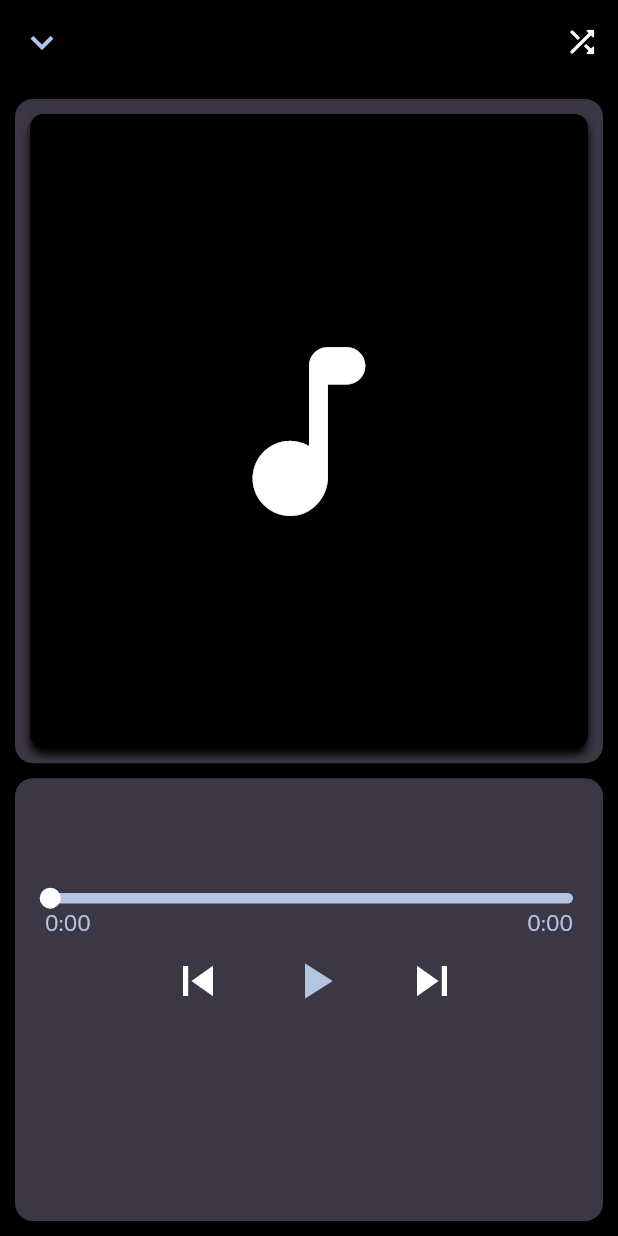
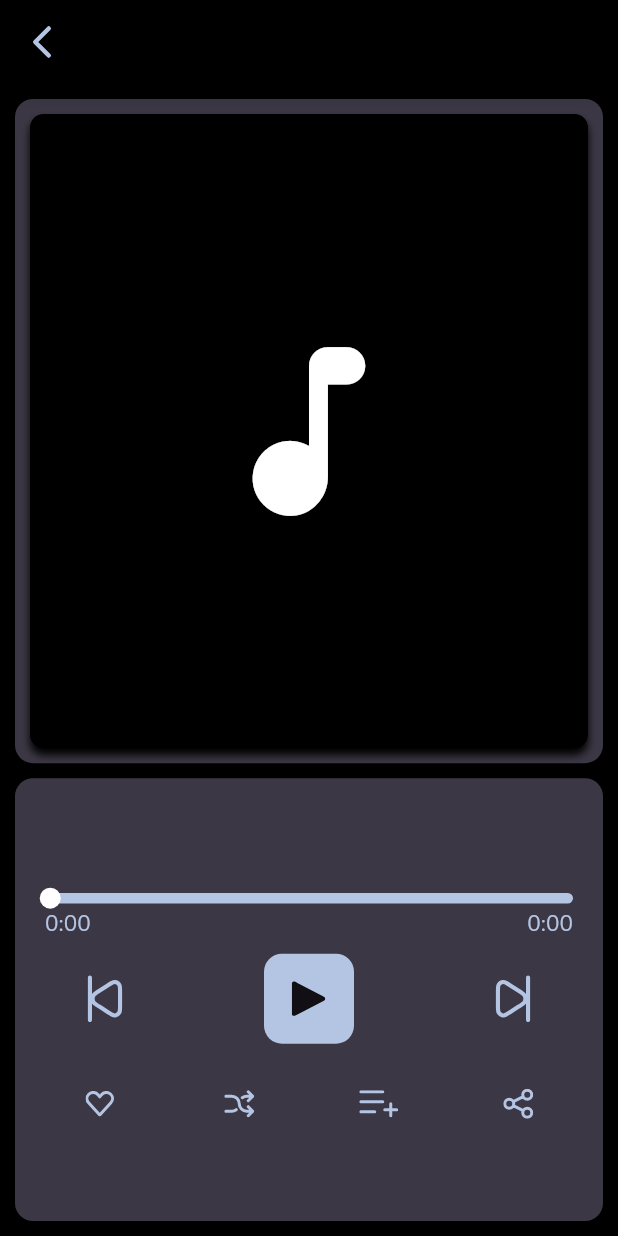
Before and after one commit to MuhammedShabeel001/BeatFusion, a Flutter app: the PlayingScreen screen opened directly, on a phone screen of 412 x 824 dp. Run offline on Flutter 3.47's test engine with Material 2 defaults, Android fonts, the light colour scheme and no system bars; drawn by our look-alikes of audio_video_progress_bar, on_audio_query; our stand-ins replace flutter_svg, just_audio, marquee, rxdart.

Commit message:
playingScreen

```diff
--- a/lib/widgets/playing.dart
+++ b/lib/screens/playing.dart
@@ -4,6 +4,7 @@ import 'package:beatfusion/common/theme.dart';
 import 'package:beatfusion/functions/control_functions.dart';
 import 'package:beatfusion/screens/home_page.dart';
 import 'package:flutter/material.dart';
+import 'package:flutter_svg/flutter_svg.dart';
 import 'package:just_audio/just_audio.dart';
 import 'package:on_audio_query/on_audio_query.dart';
 import 'package:rxdart/rxdart.dart';
@@ -26,6 +27,8 @@ class _PlayingScreenState extends State<PlayingScreen> {
           (position, duration) => DurationState(
               position: position, total: duration ?? Duration.zero));
 
+
+
   @override
   Widget build(BuildContext context) {
     return Scaffold(
@@ -38,65 +41,11 @@ class _PlayingScreenState extends State<PlayingScreen> {
                 setState(() {
                   isMusicPlayerTapped =
                       !isMusicPlayerTapped;
-                 Navigator.pushReplacement(
-                  context, MaterialPageRoute(
-                    builder: (context) => const ScreenHome(),));
+                 Navigator.pushAndRemoveUntil(context, MaterialPageRoute(builder:(context) => ScreenHome(),), (route) => false);
                 });
               },
-              icon: Icon(
-                Icons.expand_more_outlined,
-                size: 30,
-                color: MyTheme().iconColor,
-              ),),
-        actions: [
-          IconButton(
-            splashColor: Colors.transparent,
-            highlightColor: Colors.transparent,
-          onPressed: () async {
-            setState(() {
-              isShuffle = !isShuffle;
-              ScaffoldMessenger.of(context)
-                  .showSnackBar(
-                SnackBar(
-                  content: Text(
-                    isShuffle
-                        ? 'Shuffle On'
-                        : 'Shuffle Off',
-                    textAlign: TextAlign.center,
-                    style: const TextStyle(
-                        fontSize: 14.0),
-                  ),
-                  behavior:
-                      SnackBarBehavior.floating,
-                  margin: const EdgeInsets.only(
-                      bottom: 80,
-                      left: 30,
-                      right: 30),
-                  duration: const Duration(
-                      milliseconds: 600),
-                  backgroundColor:
-                      const Color.fromARGB(
-                          131, 64, 66, 88),
-                  elevation: 0,
-                  shape:
-                      const RoundedRectangleBorder(
-                          borderRadius:
-                              BorderRadius.all(
-                                  Radius.circular(
-                                      20.0))),
-                ),
-              );
-            });
-            await _player
-                .setShuffleModeEnabled(isShuffle);
-          },
-          icon: Icon(
-            Icons.shuffle_rounded,
-            color: isShuffle
-                ? const Color.fromRGBO(48, 102, 190, 1)
-                : const Color.fromARGB(255, 255, 255, 255)
-          ))
-        ],
+              icon: SvgPicture.asset('assets/pics/back.svg'),),
+
       ),
 
       body: Container(
@@ -211,20 +160,28 @@ class _PlayingScreenState extends State<PlayingScreen> {
                             },
                           ),
                           ),
+                          SizedBox(height: 10,),
                           Row(
-                            mainAxisAlignment: MainAxisAlignment.center,
+
+                            mainAxisAlignment: MainAxisAlignment.spaceEvenly,
                             crossAxisAlignment: CrossAxisAlignment.center,
                             children: [
                               IconButton(
                                   onPressed: () async {
                                     await _player.seekToPrevious();
                                   },
-                                  icon: const Icon(Icons.skip_previous,
-                                      size: 40, color: Colors.white)),
+                                  icon: SvgPicture.asset('assets/pics/prev.svg')),
                               const SizedBox(
                                 width: 30,
                               ),
-                              isPlaying
+                              Container(
+                                height: 60,
+                                width: 60,
+                                decoration: BoxDecoration(
+                                  borderRadius: BorderRadius.circular(12),
+                                  color: MyTheme().tertiaryColor
+                                ),
+                                child: isPlaying
                                     ? IconButton(
                                         onPressed: () async {
                                           setState(() {
@@ -232,11 +189,7 @@ class _PlayingScreenState extends State<PlayingScreen> {
                                           });
                                           await _player.pause();
                                         },
-                                      icon: Icon(
-                                        Icons.pause,
-                                        color: MyTheme().iconColor,
-                                        size: 40,
-                                      ),
+                                        icon: SvgPicture.asset('assets/pics/pauseblack.svg'),
                                       )
                                     : IconButton(
                                         onPressed: () async {
@@ -245,11 +198,8 @@ class _PlayingScreenState extends State<PlayingScreen> {
                                           });
                                           await _player.play();
                                         },
-                                      icon: Icon(
-                                        Icons.play_arrow,
-                                        color: MyTheme().iconColor,
-                                        size: 40,
-                                      )),
+                                        icon: SvgPicture.asset('assets/pics/playblack.svg')),
+                              ),
                               const SizedBox(
                                 width: 30,
                               ),
@@ -257,10 +207,72 @@ class _PlayingScreenState extends State<PlayingScreen> {
                                   onPressed: () async {
                                     await _player.seekToNext();
                                   },
-                                  icon: const Icon(Icons.skip_next,
-                                      size: 40, color: Colors.white)),
+                                  icon: SvgPicture.asset('assets/pics/next.svg')),
                                 ],
                               ),
+                              SizedBox(height: 15,),
+                              Container(
+                                height: 50,
+                                width: double.infinity,
+                                child: Row(
+                                  mainAxisAlignment: MainAxisAlignment.spaceAround,
+                                  children: [
+                                    IconButton(
+                                      onPressed: (){},
+                                      icon: SvgPicture.asset('assets/pics/Fav.svg')),
+                                    IconButton(
+                                      splashColor: Colors.transparent,
+                                      highlightColor: Colors.transparent,
+                                    onPressed: () async {
+                                      setState(() {
+                                        isShuffle = !isShuffle;
+                                        ScaffoldMessenger.of(context)
+                                            .showSnackBar(
+                                          SnackBar(
+
+                                            content: Text(
+                                              isShuffle
+                                                  ? 'Shuffle On'
+                                                  : 'Shuffle Off',
+                                              textAlign: TextAlign.center,
+                                              style: FontStyles.artist2,
+                                            ),
+                                            behavior:
+                                                SnackBarBehavior.floating,
+                                            margin: const EdgeInsets.only(
+                                                bottom:300,
+                                                left: 70,
+                                                right: 70),
+                                            duration: const Duration(
+                                                milliseconds: 600),
+                                            backgroundColor:
+                                                const Color.fromARGB(
+                                                    131, 64, 66, 88),
+                                            elevation: 0,
+                                            shape:
+                                                const RoundedRectangleBorder(
+                                                    borderRadius:
+                                                        BorderRadius.all(
+                                                            Radius.circular(
+                                                                20.0))),
+                                          ),
+                                        );
+                                      });
+                                      await _player
+                                          .setShuffleModeEnabled(isShuffle);
+                                    },
+                                    icon:isShuffle
+                                        ? SvgPicture.asset('assets/pics/suffleon.svg')
+                                        : SvgPicture.asset('assets/pics/suffleoff.svg')),
+                                    IconButton(
+                                      onPressed: (){},
+                                      icon: SvgPicture.asset('assets/pics/add list.svg')),
+                                    IconButton(
+                                      onPressed: (){},
+                                      icon: SvgPicture.asset('assets/pics/share.svg',),)
+                                  ],
+                                ),
+                              )
                       ],
                   ),
                   // color: Colors.green,
@@ -268,7 +280,8 @@ class _PlayingScreenState extends State<PlayingScreen> {
             ],
           )),
 
-      ),);
+      ),
+      );
 
 
   }
--- a/lib/widgets/list_ofsongs.dart
+++ b/lib/widgets/list_ofsongs.dart
@@ -264,7 +264,7 @@ changeOrder() {
                           icon: SvgPicture.asset('assets/pics/order.svg'),),
                       IconButton(
                           onPressed: () => sortSongs(),
-                          icon: SvgPicture.asset('assets/pics/Property 1.svg'),),
+                          icon: SvgPicture.asset('assets/pics/sort.svg'),),
                     ],
                   ),
                   item.data!.isNotEmpty
```
Also changed, not shown: lib/screens/home_page.dart (+35 -25 lines), lib/screens/search.dart (added, +57 -0 lines), lib/widgets/settings.dart (added, +13 -0 lines), assets/pics/Fav.svg (added), assets/pics/add list.svg, assets/pics/back.svg, assets/pics/next.svg (added), assets/pics/next2.svg (added), assets/pics/pause.svg (added), assets/pics/pauseblack.svg (added), assets/pics/play.svg (added), assets/pics/playblack.svg (added), assets/pics/prev.svg (added), assets/pics/settings.svg, 4 more files. Lines whose indentation alone changed are shown as unchanged.
